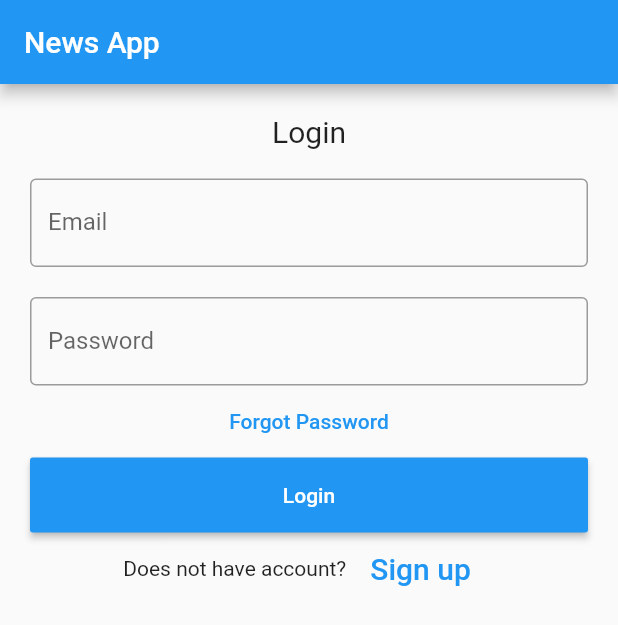
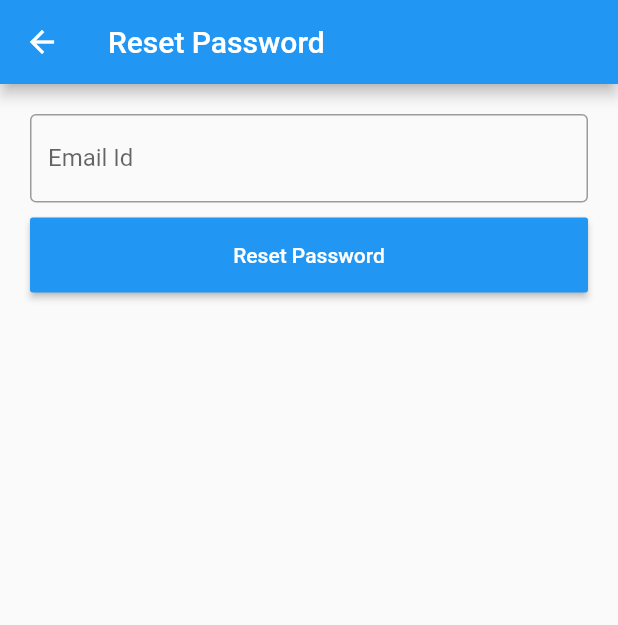
Before and after one commit to Mantech-Studio/News-app-user, a Flutter app: the screen it shows after launch, after a tap on "Forgot Password", on a phone screen of 412 x 824 dp. Shown: the top 625 px of the screen. Run offline on Flutter 3.47's test engine with Material 2 defaults, Android fonts, the phone set to English and light mode, and no system bars; our stand-ins replace firebase_auth, firebase_core, fluttertoast; accounts and stored records are empty.

Commit message:
Password Reset Feature Added

```diff
--- a/lib/Screens/LoginPage.dart
+++ b/lib/Screens/LoginPage.dart
@@ -3,6 +3,7 @@ import 'package:flutter/material.dart';
 import 'package:fluttertoast/fluttertoast.dart';
 import 'package:news_app_user/Database.dart';
 import 'package:news_app_user/HomePage.dart';
+import 'package:news_app_user/Screens/PasswordResetPage.dart';
 import 'package:news_app_user/Screens/SignUpPage.dart';
 
 class LoginPage extends StatefulWidget {
@@ -62,7 +63,10 @@ class _State extends State<LoginPage> {
                 ),
                 FlatButton(
                   onPressed: () {
-                    //forgot password screen
+                    Navigator.push(
+                      context,
+                      MaterialPageRoute(builder: (context) => PasswordReset()),
+                    );
                   },
                   textColor: Colors.blue,
                   child: Text('Forgot Password'),
--- /dev/null
+++ b/lib/Screens/PasswordResetPage.dart
@@ -0,0 +1,61 @@
+import 'package:flutter/material.dart';
+import 'package:fluttertoast/fluttertoast.dart';
+import 'package:news_app_user/Database.dart';
+
+class PasswordReset extends StatefulWidget {
+  @override
+  _State createState() => _State();
+}
+
+class _State extends State<PasswordReset> {
+  late String nameController;
+
+  @override
+  Widget build(BuildContext context) {
+    return Scaffold(
+        appBar: AppBar(
+          title: Text('Reset Password'),
+        ),
+        body: Padding(
+            padding: EdgeInsets.all(10),
+            child: ListView(
+              children: <Widget>[
+                Container(
+                  padding: EdgeInsets.all(10),
+                  child: TextField(
+                    decoration: InputDecoration(
+                      border: OutlineInputBorder(),
+                      labelText: 'Email Id',
+                    ),
+                    onChanged: (val) {
+                      setState(() {
+                        nameController = val;
+                      });
+                    },
+                  ),
+                ),
+                Container(
+                    height: 50,
+                    padding: EdgeInsets.fromLTRB(10, 0, 10, 0),
+                    child: RaisedButton(
+                      textColor: Colors.white,
+                      color: Colors.blue,
+                      child: Text('Reset Password'),
+                      onPressed: () async {
+                        await FirebaseDb().resetPassword(nameController);
+                        await Fluttertoast.showToast(
+                            msg:
+                                'password reset link has been sent to your email',
+                            toastLength: Toast.LENGTH_SHORT,
+                            gravity: ToastGravity.BOTTOM,
+                            timeInSecForIosWeb: 1,
+                            backgroundColor: Colors.red,
+                            textColor: Colors.white,
+                            fontSize: 16.0);
+                        Navigator.pop(context);
+                      },
+                    )),
+              ],
+            )));
+  }
+}
```
Also changed, not shown: lib/Database.dart (+8 -0 lines), lib/HomePage.dart (+8 -1 lines).
